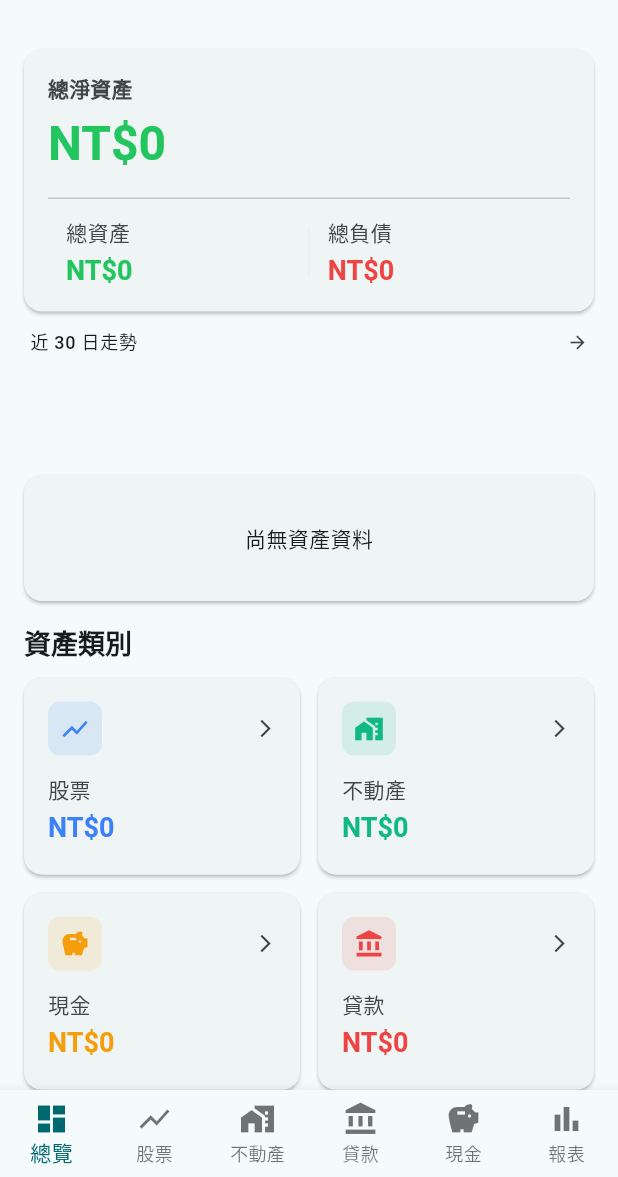
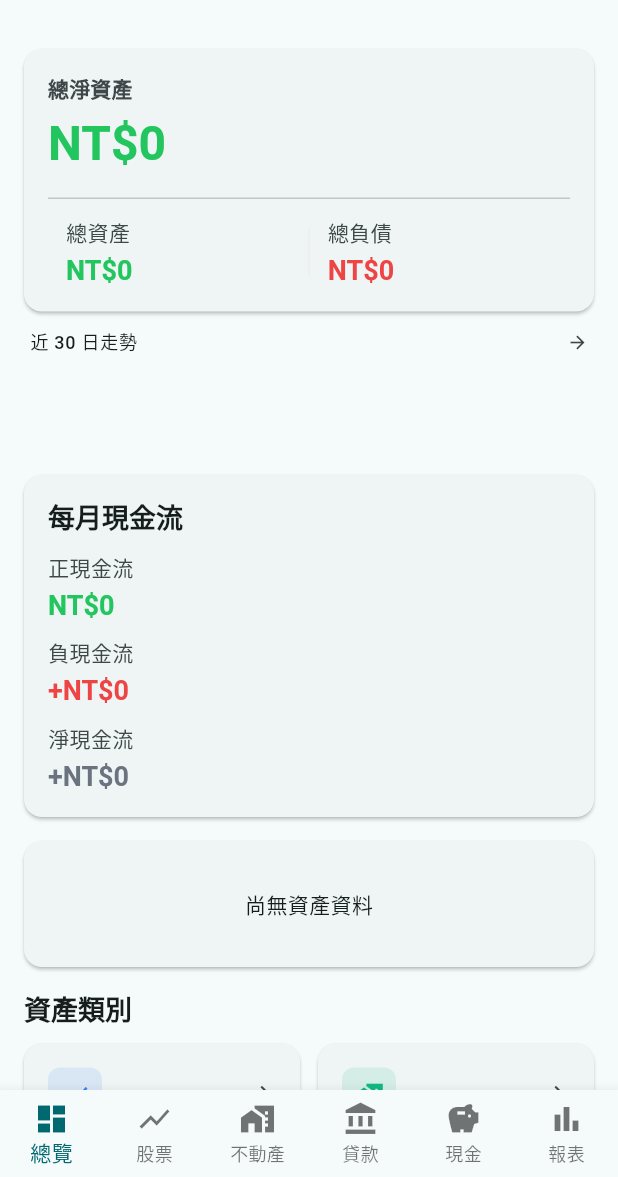
Before and after one commit to cfc310186-gif/asset_tracker, a Flutter app: the screen it shows after launch, on a phone screen of 412 x 824 dp, the part 59-1236 px from its top. Run offline on Flutter 3.47's test engine with Material 3 defaults, Android fonts, the phone set to English and light mode, and no system bars; our stand-ins replace decimal, dio, drift, drift_flutter, fl_chart, flutter_riverpod and 3 more; accounts and stored records are empty; generated files the repository leaves out were written again.

Commit message:
feat: show monthly cash flow on dashboard

```diff
--- /dev/null
+++ b/lib/domain/models/monthly_cash_flow_summary.dart
@@ -0,0 +1,21 @@
+import 'package:decimal/decimal.dart';
+import 'package:flutter/foundation.dart';
+
+import '../enums/currency_code.dart';
+
+@immutable
+class MonthlyCashFlowSummary {
+  final Decimal positiveCashFlow;
+  final Decimal negativeCashFlow;
+  final CurrencyCode displayCurrency;
+  final DateTime calculatedAt;
+
+  const MonthlyCashFlowSummary({
+    required this.positiveCashFlow,
+    required this.negativeCashFlow,
+    required this.displayCurrency,
+    required this.calculatedAt,
+  });
+
+  Decimal get netCashFlow => positiveCashFlow - negativeCashFlow;
+}
--- a/lib/presentation/dashboard/dashboard_screen.dart
+++ b/lib/presentation/dashboard/dashboard_screen.dart
@@ -4,12 +4,14 @@ import 'package:go_router/go_router.dart';
 
 import '../../core/theme/app_theme.dart';
 import '../../core/utils/currency_formatter.dart';
+import '../../domain/models/monthly_cash_flow_summary.dart';
 import '../../domain/models/net_worth_summary.dart';
 import '../../domain/models/time_series_point.dart';
 import '../../providers/settings_providers.dart';
 import '../../providers/usecase_providers.dart';
 import 'widgets/asset_breakdown_chart.dart';
 import 'widgets/category_summary_tile.dart';
+import 'widgets/monthly_cash_flow_card.dart';
 import 'widgets/net_worth_card.dart';
 import 'widgets/net_worth_sparkline.dart';
 
@@ -99,6 +101,10 @@ class _DashboardBody extends ConsumerWidget {
     final wide = width >= 1024;
 
     final netWorthCard = _NetWorthBlock(summary: summary);
+    final monthlyCashFlowCard = MonthlyCashFlowCard(
+      summary: ref.watch(_monthlyCashFlowProvider),
+      onRetry: () => ref.invalidate(_monthlyCashFlowProvider),
+    );
     final categories = _CategoryGrid(summary: summary, columns: wide ? 2 : 2);
     final breakdown = AssetBreakdownChart(summary: summary);
 
@@ -114,6 +120,8 @@ class _DashboardBody extends ConsumerWidget {
                 crossAxisAlignment: CrossAxisAlignment.start,
                 children: [
                   netWorthCard,
+                  const SizedBox(height: 16),
+                  monthlyCashFlowCard,
                   const SizedBox(height: 16),
                   breakdown,
                 ],
@@ -142,6 +150,8 @@ class _DashboardBody extends ConsumerWidget {
         crossAxisAlignment: CrossAxisAlignment.start,
         children: [
           netWorthCard,
+          const SizedBox(height: 16),
+          monthlyCashFlowCard,
           const SizedBox(height: 16),
           breakdown,
           const SizedBox(height: 16),
@@ -266,6 +276,14 @@ final _netWorthProvider = FutureProvider<NetWorthSummary>((ref) {
       );
 });
 
+final _monthlyCashFlowProvider = FutureProvider<MonthlyCashFlowSummary>((ref) {
+  final currency = ref.watch(displayCurrencyProvider);
+  ref.watch(portfolioRevisionProvider);
+  return ref.watch(calculateMonthlyCashFlowProvider).execute(
+        displayCurrency: currency,
+      );
+});
+
 final _sparklineProvider =
     StreamProvider.autoDispose<List<TimeSeriesPoint>>((ref) {
   final currency = ref.watch(displayCurrencyProvider);
--- /dev/null
+++ b/lib/presentation/dashboard/widgets/monthly_cash_flow_card.dart
@@ -0,0 +1,318 @@
+import 'package:decimal/decimal.dart';
+import 'package:flutter/material.dart';
+import 'package:flutter_riverpod/flutter_riverpod.dart';
+
+import '../../../core/theme/app_theme.dart';
+import '../../../core/utils/currency_formatter.dart';
+import '../../../domain/models/monthly_cash_flow_summary.dart';
+
+class MonthlyCashFlowCard extends StatelessWidget {
+  const MonthlyCashFlowCard({
+    super.key,
+    required this.summary,
+    required this.onRetry,
+  });
+
+  final AsyncValue<MonthlyCashFlowSummary> summary;
+  final VoidCallback onRetry;
+
+  @override
+  Widget build(BuildContext context) {
+    final theme = Theme.of(context);
+
+    return Semantics(
+      identifier: 'monthly-cash-flow-card',
+      label: summary.maybeWhen(
+        data: (value) {
+          final positive = CurrencyFormatter.format(
+            value.positiveCashFlow,
+            value.displayCurrency,
+          );
+          final negative = CurrencyFormatter.formatWithSign(
+            Decimal.zero - value.negativeCashFlow,
+            value.displayCurrency,
+          );
+          final net = CurrencyFormatter.formatWithSign(
+            value.netCashFlow,
+            value.displayCurrency,
+          );
+          return '每月現金流 正現金流 $positive 負現金流 $negative 淨現金流 $net';
+        },
+        orElse: () => '每月現金流',
+      ),
+      container: true,
+      child: Card(
+        child: Padding(
+          padding: const EdgeInsets.all(16),
+          child: Column(
+            crossAxisAlignment: CrossAxisAlignment.start,
+            mainAxisSize: MainAxisSize.min,
+            children: [
+              Text(
+                '每月現金流',
+                style: theme.textTheme.titleLarge,
+              ),
+              const SizedBox(height: 12),
+              summary.when(
+                data: (value) => _CashFlowValues(summary: value),
+                loading: () => const _CashFlowLoading(),
+                error: (error, stackTrace) => _CashFlowError(onRetry: onRetry),
+              ),
+            ],
+          ),
+        ),
+      ),
+    );
+  }
+}
+
+enum _CashFlowLayout {
+  row,
+  wrap,
+  stacked,
+}
+
+_CashFlowLayout _layoutFor(double width, double textScaleFactor) {
+  if (width >= 520 && textScaleFactor <= 1.2) {
+    return _CashFlowLayout.row;
+  }
+  if (width >= 360 && textScaleFactor <= 1.4) {
+    return _CashFlowLayout.wrap;
+  }
+  return _CashFlowLayout.stacked;
+}
+
+class _AdaptiveMetricLayout extends StatelessWidget {
+  const _AdaptiveMetricLayout({
+    required this.children,
+    required this.stackedSpacing,
+  });
+
+  final List<Widget> children;
+  final double stackedSpacing;
+
+  @override
+  Widget build(BuildContext context) {
+    return LayoutBuilder(
+      builder: (context, constraints) {
+        final layout = _layoutFor(
+          constraints.maxWidth,
+          MediaQuery.textScalerOf(context).scale(1),
+        );
+
+        switch (layout) {
+          case _CashFlowLayout.row:
+            return Row(
+              crossAxisAlignment: CrossAxisAlignment.start,
+              children: [
+                for (final child in children)
+                  Expanded(
+                    child: Padding(
+                      padding: const EdgeInsets.only(right: 12),
+                      child: child,
+                    ),
+                  ),
+              ],
+            );
+          case _CashFlowLayout.wrap:
+            final itemWidth = (constraints.maxWidth - 12) / 2;
+            return Wrap(
+              spacing: 12,
+              runSpacing: stackedSpacing,
+              children: [
+                SizedBox(width: itemWidth, child: children[0]),
+                SizedBox(width: itemWidth, child: children[1]),
+                SizedBox(width: constraints.maxWidth, child: children[2]),
+              ],
+            );
+          case _CashFlowLayout.stacked:
+            return Column(
+              crossAxisAlignment: CrossAxisAlignment.stretch,
+              children: [
+                for (var i = 0; i < children.length; i++) ...[
+                  children[i],
+                  if (i != children.length - 1)
+                    SizedBox(height: stackedSpacing),
+                ],
+              ],
+            );
+        }
+      },
+    );
+  }
+}
+
+class _CashFlowValues extends StatelessWidget {
+  const _CashFlowValues({required this.summary});
+
+  final MonthlyCashFlowSummary summary;
+
+  @override
+  Widget build(BuildContext context) {
+    final netColor = summary.netCashFlow.sign > 0
+        ? AppTheme.gainColor
+        : summary.netCashFlow.sign < 0
+            ? AppTheme.lossColor
+            : AppTheme.neutralColor;
+
+    return _AdaptiveMetricLayout(
+      stackedSpacing: 10,
+      children: [
+        _CashFlowMetric(
+          label: '正現金流',
+          amount: CurrencyFormatter.format(
+            summary.positiveCashFlow,
+            summary.displayCurrency,
+          ),
+          color: AppTheme.gainColor,
+        ),
+        _CashFlowMetric(
+          label: '負現金流',
+          amount: CurrencyFormatter.formatWithSign(
+            Decimal.zero - summary.negativeCashFlow,
+            summary.displayCurrency,
+          ),
+          color: AppTheme.lossColor,
+        ),
+        _CashFlowMetric(
+          label: '淨現金流',
+          amount: CurrencyFormatter.formatWithSign(
+            summary.netCashFlow,
+            summary.displayCurrency,
+          ),
+          color: netColor,
+        ),
+      ],
+    );
+  }
+}
+
+class _CashFlowMetric extends StatelessWidget {
+  const _CashFlowMetric({
+    required this.label,
+    required this.amount,
+    required this.color,
+  });
+
+  final String label;
+  final String amount;
+  final Color color;
+
+  @override
+  Widget build(BuildContext context) {
+    final theme = Theme.of(context);
+
+    return Column(
+      crossAxisAlignment: CrossAxisAlignment.start,
+      children: [
+        Text(
+          label,
+          style: theme.textTheme.bodyMedium?.copyWith(
+            color: theme.colorScheme.onSurfaceVariant,
+          ),
+          maxLines: 1,
+          overflow: TextOverflow.ellipsis,
+        ),
+        const SizedBox(height: 4),
+        Align(
+          alignment: Alignment.centerLeft,
+          child: FittedBox(
+            fit: BoxFit.scaleDown,
+            alignment: Alignment.centerLeft,
+            child: Text(
+              amount,
+              style: theme.textTheme.titleLarge?.copyWith(
+                color: color,
+                fontWeight: FontWeight.w600,
+              ),
+            ),
+          ),
+        ),
+      ],
+    );
+  }
+}
+
+class _CashFlowLoading extends StatelessWidget {
+  const _CashFlowLoading();
+
+  @override
+  Widget build(BuildContext context) {
+    final color = Theme.of(context).colorScheme.surfaceContainerHighest;
+
+    return _AdaptiveMetricLayout(
+      stackedSpacing: 12,
+      children: List.generate(
+        3,
+        (index) => _LoadingMetric(color: color),
+      ),
+    );
+  }
+}
+
+class _LoadingMetric extends StatelessWidget {
+  const _LoadingMetric({required this.color});
+
+  final Color color;
+
+  @override
+  Widget build(BuildContext context) {
+    return Column(
+      crossAxisAlignment: CrossAxisAlignment.start,
+      children: [
+        Container(
+          height: 12,
+          width: 64,
+          decoration: BoxDecoration(
+            color: color,
+            borderRadius: BorderRadius.circular(4),
+          ),
+        ),
+        const SizedBox(height: 8),
+        Container(
+          height: 20,
+          width: 88,
+          decoration: BoxDecoration(
+            color: color,
+            borderRadius: BorderRadius.circular(4),
+          ),
+        ),
+      ],
+    );
+  }
+}
+
+class _CashFlowError extends StatelessWidget {
+  const _CashFlowError({required this.onRetry});
+
+  final VoidCallback onRetry;
+
+  @override
+  Widget build(BuildContext context) {
+    final theme = Theme.of(context);
+
+    return Wrap(
+      spacing: 8,
+      runSpacing: 8,
+      crossAxisAlignment: WrapCrossAlignment.center,
+      children: [
+        const Icon(
+          Icons.error_outline,
+          size: 18,
+          color: AppTheme.lossColor,
+        ),
+        Text(
+          '現金流載入失敗',
+          style: theme.textTheme.bodyMedium?.copyWith(
+            color: theme.colorScheme.onSurfaceVariant,
+          ),
+        ),
+        TextButton.icon(
+          onPressed: onRetry,
+          icon: const Icon(Icons.refresh, size: 16),
+          label: const Text('重試'),
+        ),
+      ],
+    );
+  }
+}
```
Also changed, not shown: lib/domain/usecases/calculate_monthly_cash_flow.dart (added, +94 -0 lines), lib/providers/usecase_providers.dart (+11 -0 lines), 3 other files.
